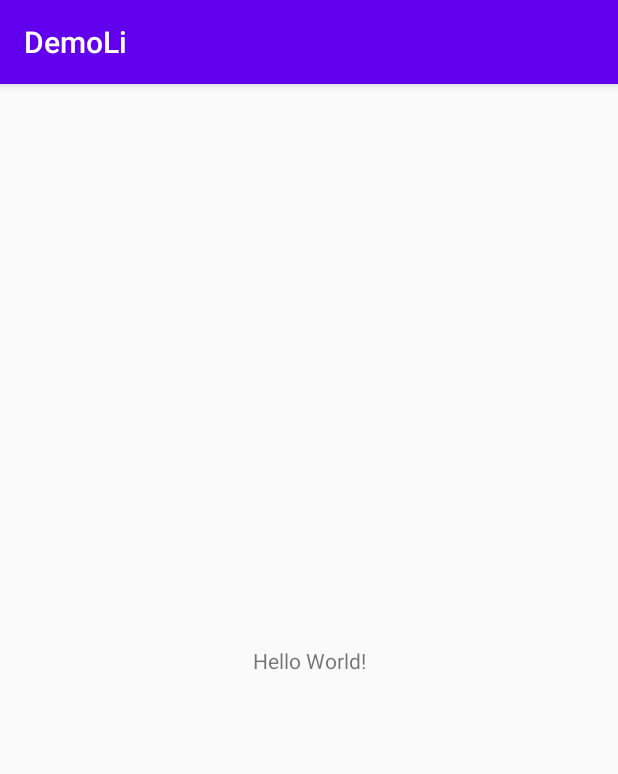
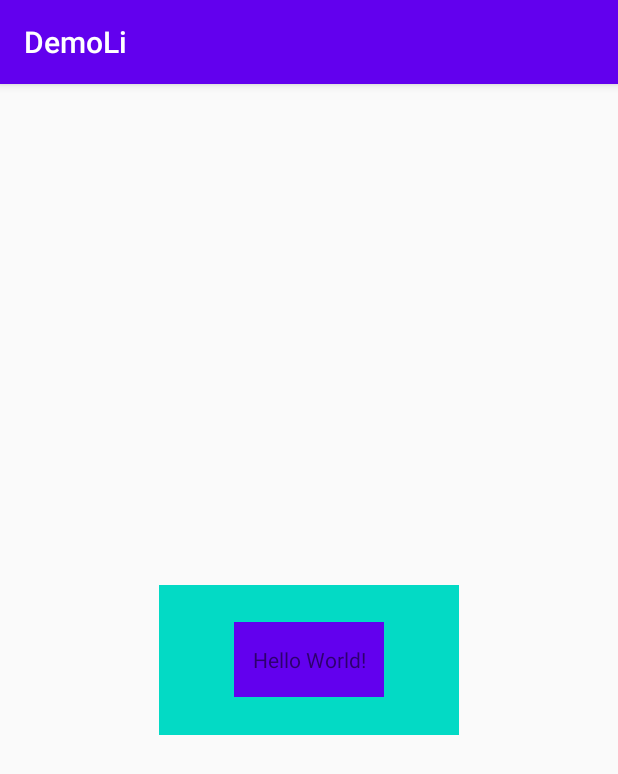
Before and after one commit to justLXX/DemoLi, an Android app: the screen it shows after launch (MainActivity), on a phone screen of 412 x 824 dp. Shown: the top 774 px of the screen. Run offline under Robolectric (Android 15) with nearby library versions, the phone set to English and light mode, and no system bars.

Commit message:
feature:创建项目

```diff
--- a/app/src/main/java/com/example/demoli/MainActivity.kt
+++ b/app/src/main/java/com/example/demoli/MainActivity.kt
@@ -1,12 +1,33 @@
 package com.example.demoli
 
+import android.graphics.Rect
 import androidx.appcompat.app.AppCompatActivity
 import android.os.Bundle
+import android.view.TouchDelegate
+import android.widget.Toast
+import kotlinx.android.synthetic.main.activity_main.*
 
 class MainActivity : AppCompatActivity() {
 
     override fun onCreate(savedInstanceState: Bundle?) {
         super.onCreate(savedInstanceState)
         setContentView(R.layout.activity_main)
+
+        llName.post {
+
+            val rect = Rect(llName.left, llName.top, 840, llName.bottom)
+
+            llName.touchDelegate =
+                TouchDelegate(rect, tvName)
+
+
+            tvName.setOnClickListener {
+                Toast.makeText(this, "tvName 被点击", Toast.LENGTH_LONG).show()
+            }
+        }
+
+//        llName.setOnClickListener {
+//            Toast.makeText(this, "llName 被点击", Toast.LENGTH_LONG).show()
+//        }
     }
 }
--- a/app/src/main/res/layout/activity_main.xml
+++ b/app/src/main/res/layout/activity_main.xml
@@ -6,13 +6,26 @@
     android:layout_height="match_parent"
     tools:context=".MainActivity">
 
-    <TextView
-        android:layout_width="wrap_content"
-        android:layout_height="wrap_content"
-        android:text="Hello World!"
+    <FrameLayout
+        android:id="@+id/llName"
+        android:layout_width="200dp"
+        android:layout_height="100dp"
+        android:background="@color/colorAccent"
         app:layout_constraintBottom_toBottomOf="parent"
         app:layout_constraintLeft_toLeftOf="parent"
         app:layout_constraintRight_toRightOf="parent"
-        app:layout_constraintTop_toTopOf="parent" />
+        app:layout_constraintTop_toTopOf="parent">
+
+        <TextView
+            android:id="@+id/tvName"
+            android:layout_width="100dp"
+            android:layout_height="50dp"
+            android:layout_gravity="center"
+            android:background="@color/colorPrimary"
+            android:gravity="center"
+            android:text="Hello World!" />
+
+    </FrameLayout>
+
 
 </androidx.constraintlayout.widget.ConstraintLayout>
```
